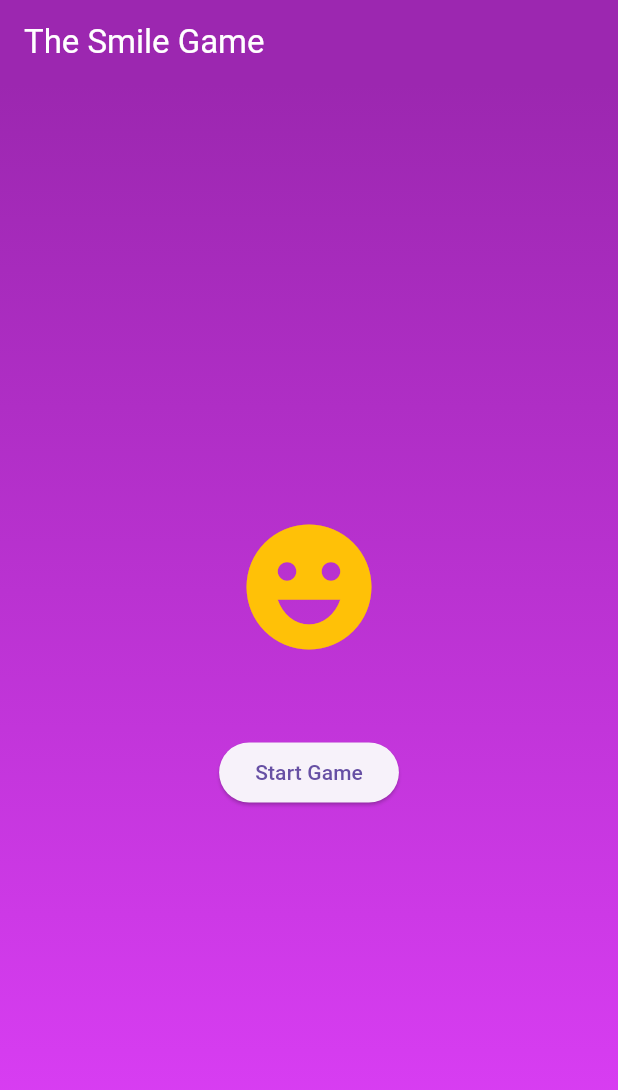
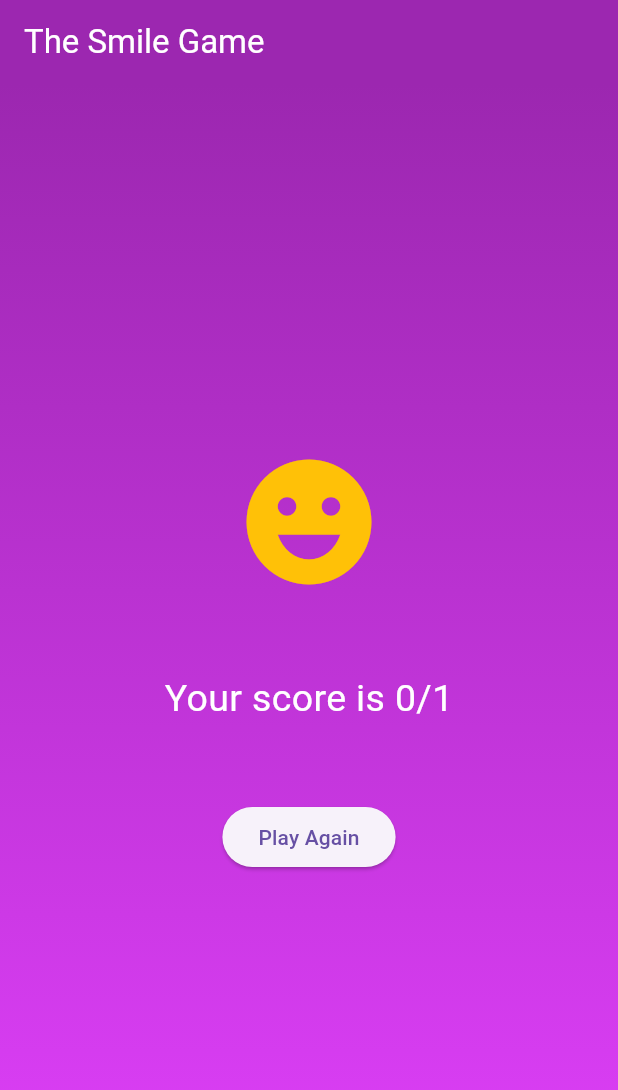
Before and after one commit to syph3r-d/Fidenz-Open-Mobile-Assignment, a Flutter app: the screen it shows after launch, after a tap on "Start Game", after a tap on "Submit", after a tap on the "logout" icon, on a phone screen of 412 x 824 dp. Shown: the top 1090 px of the screen. Run offline on Flutter 3.47's test engine with Material 3 defaults, Android fonts, the phone set to English and light mode, and no system bars; network calls fail.

Commit message:
Phase 1 enhancements
Start timer after image fetched
Quiz timeout
show answer and correct answer
pause game after minimizing

```diff
--- /dev/null
+++ b/lib/answer_status_popup.dart
@@ -0,0 +1,79 @@
+import 'package:flutter/material.dart';
+
+void answerStatusPopup(BuildContext context, String answer, String correct,
+    Function submitAnswer, Function exitQuiz, bool timeout) {
+  bool isCorrect = answer == correct;
+  showDialog(
+      context: context,
+      builder: (BuildContext context) {
+        return Dialog(
+          shape: const RoundedRectangleBorder(
+              borderRadius: BorderRadius.all(Radius.circular(20.0))),
+          child: Container(
+              height: 300,
+              width: 300,
+              decoration: BoxDecoration(
+                borderRadius: BorderRadius.circular(20),
+                color: Colors.black54,
+              ),
+              child: Padding(
+                padding: const EdgeInsets.all(8.0),
+                child: Column(
+                  mainAxisAlignment: MainAxisAlignment.center,
+                  children: [
+                    Text(
+                      isCorrect
+                          ? 'Your Answer is Correct'
+                          : 'Your Answer is Wrong',
+                      style: const TextStyle(
+                        fontSize: 30,
+                        fontWeight: FontWeight.bold,
+                        color: Colors.white,
+                      ),
+                    ),
+                    const SizedBox(height: 20),
+                    Text(
+                      timeout
+                          ? 'Time Out'
+                          : answer == '10'
+                              ? "Select an answer next time"
+                              : answer != correct
+                                  ? 'Correct answer is $correct '
+                                  : '',
+                      style: TextStyle(
+                          fontSize: 20,
+                          fontWeight: FontWeight.bold,
+                          color: Colors.red[600]),
+                      textAlign: TextAlign.center,
+                    ),
+                    const SizedBox(height: 20),
+                    !timeout
+                        ? Row(
+                            mainAxisAlignment: MainAxisAlignment.spaceEvenly,
+                            children: [
+                              ElevatedButton(
+                                  onPressed: () {
+                                    Navigator.pop(context);
+                                    submitAnswer();
+                                  },
+                                  child: const Text('Next')),
+                              ElevatedButton(
+                                  onPressed: () {
+                                    Navigator.pop(context);
+                                    exitQuiz();
+                                  },
+                                  child: const Text('Exit'))
+                            ],
+                          )
+                        : ElevatedButton(
+                            onPressed: () {
+                              Navigator.pop(context);
+                              exitQuiz();
+                            },
+                            child: const Text('Exit'))
+                  ],
+                ),
+              )),
+        );
+      });
+}
--- a/lib/main_navigator.dart
+++ b/lib/main_navigator.dart
@@ -1,6 +1,7 @@
 import 'package:flutter/material.dart';
 import 'package:quiz_game/quiz_screen.dart';
 import 'package:quiz_game/start_screen.dart';
+import 'package:quiz_game/results_screen.dart';
 
 class MainNavigator extends StatefulWidget {
   const MainNavigator({super.key});
@@ -17,13 +18,16 @@ class _MainNavigatorState extends State<MainNavigator> {
     activeScreen = StartScreen(switchScreen: switchScreen);
   }
 
-  void switchScreen(String screen) {
+  void switchScreen(String screen, {int score = 0, int count=0}) {
     setState(() {
       if (screen == 'start') {
         activeScreen = StartScreen(switchScreen: switchScreen);
       }
       if (screen == 'quiz') {
         activeScreen = QuizScreen(switchScreen: switchScreen);
+      }
+      if (screen == 'results') {
+        activeScreen = ResultsScreen(score: score,count: count, switchScreen: switchScreen);
       }
     });
   }
--- a/lib/numberpad.dart
+++ b/lib/numberpad.dart
@@ -1,7 +1,7 @@
 import 'package:flutter/material.dart';
 import 'package:quiz_game/numberpad_button.dart';
 
-class Numberpad extends StatefulWidget {
+class Numberpad extends StatelessWidget {
   const Numberpad(
       {super.key,
       required this.selectNumber,
@@ -11,11 +11,6 @@ class Numberpad extends StatefulWidget {
   final void Function() submitAnswer;
   final String selectedNumber;
 
-  @override
-  _NumberpadState createState() => _NumberpadState();
-}
-
-class _NumberpadState extends State<Numberpad> {
   @override
   Widget build(BuildContext context) {
     return Container(
@@ -32,19 +27,17 @@ class _NumberpadState extends State<Numberpad> {
             children: [
               NumberpadButton(
                 text: '1',
-                onPressed:
-                    widget.selectNumber
-                  ,
-                active: widget.selectedNumber == '1',
+                onPressed: selectNumber,
+                active: selectedNumber == '1',
               ),
               NumberpadButton(
                   text: '2',
-                  onPressed: widget.selectNumber,
-                  active: widget.selectedNumber == '2'),
+                  onPressed: selectNumber,
+                  active: selectedNumber == '2'),
               NumberpadButton(
                   text: '3',
-                  onPressed:widget.selectNumber,
-                  active: widget.selectedNumber == '3'),
+                  onPressed: selectNumber,
+                  active: selectedNumber == '3'),
             ],
           ),
           Row(
@@ -52,16 +45,16 @@ class _NumberpadState extends State<Numberpad> {
             children: [
               NumberpadButton(
                   text: '4',
-                  onPressed:widget.selectNumber,
-                  active: widget.selectedNumber == '4'),
+                  onPressed: selectNumber,
+                  active: selectedNumber == '4'),
               NumberpadButton(
                   text: '5',
-                  onPressed: widget.selectNumber,
-                  active: widget.selectedNumber == '5'),
+                  onPressed: selectNumber,
+                  active: selectedNumber == '5'),
               NumberpadButton(
                   text: '6',
-                  onPressed: widget.selectNumber,
-                  active: widget.selectedNumber == '6'),
+                  onPressed: selectNumber,
+                  active: selectedNumber == '6'),
             ],
           ),
           Row(
@@ -69,16 +62,16 @@ class _NumberpadState extends State<Numberpad> {
             children: [
               NumberpadButton(
                   text: '7',
-                  onPressed:widget.selectNumber,
-                  active: widget.selectedNumber == '7'),
+                  onPressed: selectNumber,
+                  active: selectedNumber == '7'),
               NumberpadButton(
                   text: '8',
-                  onPressed: widget.selectNumber,
-                  active: widget.selectedNumber == '8'),
+                  onPressed: selectNumber,
+                  active: selectedNumber == '8'),
               NumberpadButton(
                   text: '9',
-                  onPressed: widget.selectNumber,
-                  active: widget.selectedNumber == '9'),
+                  onPressed: selectNumber,
+                  active: selectedNumber == '9'),
             ],
           ),
           Row(
@@ -86,8 +79,8 @@ class _NumberpadState extends State<Numberpad> {
             children: [
               NumberpadButton(
                   text: '0',
-                  onPressed: widget.selectNumber,
-                  active: widget.selectedNumber == '0'),
+                  onPressed: selectNumber,
+                  active: selectedNumber == '0'),
               const SizedBox(
                 width: 10,
               ),
@@ -100,7 +93,7 @@ class _NumberpadState extends State<Numberpad> {
                     borderRadius: BorderRadius.circular(5),
                   ),
                 ),
-                onPressed: widget.submitAnswer,
+                onPressed: submitAnswer,
                 child: Stack(children: [
                   Text(
                     'Submit',
--- a/lib/numberpad_button.dart
+++ b/lib/numberpad_button.dart
@@ -1,23 +1,14 @@
 import 'package:flutter/material.dart';
 
-class NumberpadButton extends StatefulWidget {
-  NumberpadButton(
-      {required this.text,
-      required this.onPressed,
-      required this.active});
+class NumberpadButton extends StatelessWidget {
+  const NumberpadButton(
+      {super.key,required this.text, required this.onPressed, required this.active});
   final String text;
   final void Function(String) onPressed;
   final bool active;
 
-  @override
-  _NumberpadButtonState createState() => _NumberpadButtonState();
-}
-
-class _NumberpadButtonState extends State<NumberpadButton> {
-
-
-  void onPressed() {
-    widget.onPressed(widget.text);
+  void onButtonPressed() {
+    onPressed(text);
   }
 
   @override
@@ -25,13 +16,12 @@ class _NumberpadButtonState extends State<NumberpadButton> {
     return Container(
       margin: const EdgeInsets.all(10),
       child: ElevatedButton(
-        onPressed: onPressed,
+        onPressed: onButtonPressed,
         style: ElevatedButton.styleFrom(
-          backgroundColor: widget.active
-              ? Colors.green
-              : const Color.fromARGB(255, 220, 220, 220),
-          foregroundColor: widget.active ? Colors.white : Colors.black,
-          side: widget.active
+          backgroundColor:
+              active ? Colors.green : const Color.fromARGB(255, 220, 220, 220),
+          foregroundColor: active ? Colors.white : Colors.black,
+          side: active
               ? const BorderSide(width: 2, color: Colors.purple)
               : BorderSide.none,
           shape: const RoundedRectangleBorder(
@@ -40,7 +30,7 @@ class _NumberpadButtonState extends State<NumberpadButton> {
           minimumSize: const Size(60, 60),
         ),
         child: Text(
-          widget.text,
+          text,
           style: const TextStyle(fontWeight: FontWeight.bold, fontSize: 30),
         ),
       ),
--- a/lib/quiz.dart
+++ b/lib/quiz.dart
@@ -1,6 +1,7 @@
 import 'dart:convert';
 import 'package:flutter/material.dart';
 import 'package:quiz_game/numberpad.dart';
+import 'package:quiz_game/answer_status_popup.dart';
 import 'package:http/http.dart' as http;
 import 'package:quiz_game/timer.dart';
 import 'dart:async';
@@ -12,17 +13,19 @@ class Quiz extends StatefulWidget {
   const Quiz(
       {Key? key,
       required this.scoreIncrement,
-      required this.quizCountIncrement})
+      required this.quizCountIncrement,
+      required this.exitQuiz})
       : super(key: key);
 
   final void Function() scoreIncrement;
   final void Function() quizCountIncrement;
+  final void Function() exitQuiz;
 
   @override
   _QuizState createState() => _QuizState();
 }
 
-class _QuizState extends State<Quiz> {
+class _QuizState extends State<Quiz>  {
   String selectedNumber = '10';
   Map<String, dynamic> question = {};
 
@@ -32,20 +35,29 @@ class _QuizState extends State<Quiz> {
     fetchQuestion();
   }
 
+  void showResult({bool timeout = false}) {
+    streamController.add('pause');
+    if (question['solution'].toString() == selectedNumber) {
+      widget.scoreIncrement();
+    }
+    widget.quizCountIncrement();
+    answerStatusPopup(context, selectedNumber, question['solution'].toString(),
+        submitAnswer, widget.exitQuiz,timeout);
+  }
+
   void fetchQuestion() async {
+    streamController.add('pause');
     var response =
         await http.get(Uri.https('marcconrad.com', 'uob/smile/api.php'));
     setState(() {
       question = jsonDecode(response.body);
     });
+    streamController.add('start');
   }
 
   void submitAnswer() {
-    if (question['solution'].toString() == selectedNumber) {
-      widget.scoreIncrement();
-    }
     streamController.add('reset');
-    widget.quizCountIncrement();
+
     selectedNumber = '10';
     fetchQuestion();
   }
@@ -65,7 +77,7 @@ class _QuizState extends State<Quiz> {
           mainAxisAlignment: MainAxisAlignment.center,
           children: [
             Timer(
-              submitAnswer: submitAnswer,
+              submitAnswer: showResult,
               stream: streamController.stream,
             ),
             Container(
@@ -83,14 +95,14 @@ class _QuizState extends State<Quiz> {
                     ? Image.network(question['question'])
                     : Container(
                         width: double.infinity,
-                        height: 100,
+                        height: 191,
                         color: Colors.grey,
                       ),
               ),
             ),
             Numberpad(
                 selectNumber: selectNumber,
-                submitAnswer: submitAnswer,
+                submitAnswer: showResult,
                 selectedNumber: selectedNumber)
           ]),
     );
--- a/lib/quiz_screen.dart
+++ b/lib/quiz_screen.dart
@@ -4,7 +4,7 @@ import 'package:quiz_game/quiz.dart';
 class QuizScreen extends StatefulWidget {
   const QuizScreen({Key? key, required this.switchScreen}) : super(key: key);
 
-  final void Function(String) switchScreen;
+  final void Function(String, {int score, int count}) switchScreen;
   @override
   _QuizScreenState createState() => _QuizScreenState();
 }
@@ -23,6 +23,10 @@ class _QuizScreenState extends State<QuizScreen> {
     setState(() {
       score++;
     });
+  }
+
+  void exitQuiz() {
+    widget.switchScreen('results', score: score, count: quizCount);
   }
 
   @override
@@ -50,9 +54,7 @@ class _QuizScreenState extends State<QuizScreen> {
         centerTitle: true,
         actions: [
           IconButton(
-            onPressed: () {
-              widget.switchScreen('start');
-            },
+            onPressed:exitQuiz,
             icon: const Icon(Icons.logout),
             style: IconButton.styleFrom(
                 shape: const CircleBorder(), backgroundColor: Colors.white54),
@@ -76,7 +78,8 @@ class _QuizScreenState extends State<QuizScreen> {
               child: Column(children: [
                 Quiz(
                     scoreIncrement: incrementScore,
-                    quizCountIncrement: incrementQuizCount)
+                    quizCountIncrement: incrementQuizCount,
+                    exitQuiz:exitQuiz)
               ]),
             ),
           ),
--- /dev/null
+++ b/lib/results_screen.dart
@@ -0,0 +1,55 @@
+import 'package:flutter/material.dart';
+
+class ResultsScreen extends StatelessWidget {
+  const ResultsScreen(
+      {super.key,
+      required this.score,
+      required this.switchScreen,
+      required this.count});
+
+  final int score;
+  final void Function(String) switchScreen;
+  final int count;
+
+  @override
+  Widget build(BuildContext context) {
+    return Scaffold(
+      appBar: AppBar(
+        title: const Text(
+          'The Smile Game',
+          style: TextStyle(color: Colors.white),
+        ),
+        backgroundColor: Colors.purple,
+      ),
+      body: Container(
+        decoration: const BoxDecoration(
+          gradient: LinearGradient(
+            colors: [Colors.purple, Colors.purpleAccent],
+            begin: Alignment.topCenter,
+            end: Alignment.bottomCenter,
+          ),
+        ),
+        child: Center(
+          child: Column(
+            mainAxisAlignment: MainAxisAlignment.center,
+            children: [
+              const Icon(Icons.emoji_emotions,
+                  size: 100.0, color: Colors.amber),
+              const SizedBox(height: 50.0),
+              Text(
+                'Your score is $score/$count',
+                style: TextStyle(fontSize: 25, color: Colors.white),
+              ),
+              const SizedBox(height: 50.0),
+              ElevatedButton(
+                  onPressed: () {
+                    switchScreen('quiz');
+                  },
+                  child: const Text('Play Again'))
+            ],
+          ),
+        ),
+      ),
+    );
+  }
+}
--- a/lib/timer.dart
+++ b/lib/timer.dart
@@ -4,15 +4,15 @@ class Timer extends StatefulWidget {
   const Timer({Key? key, required this.submitAnswer, required this.stream})
       : super(key: key);
 
-  final void Function() submitAnswer;
+  final void Function({bool timeout}) submitAnswer;
   final Stream<String> stream;
 
   @override
   _TimerState createState() => _TimerState();
 }
 
-
-class _TimerState extends State<Timer> with SingleTickerProviderStateMixin {
+class _TimerState extends State<Timer>
+    with SingleTickerProviderStateMixin, WidgetsBindingObserver {
   AnimationController? controller;
   Animation<double>? animation;
   double? animationValue;
@@ -23,6 +23,7 @@ class _TimerState extends State<Timer> with SingleTickerProviderStateMixin {
   @override
   void initState() {
     super.initState();
+    WidgetsBinding.instance.addObserver(this);
     time = 0;
     totalTime = 10;
     isFinished = false;
@@ -39,13 +40,36 @@ class _TimerState extends State<Timer> with SingleTickerProviderStateMixin {
       })
       ..addStatusListener((status) {
         if (status == AnimationStatus.completed) {
-          widget.submitAnswer();
+          widget.submitAnswer(timeout: true);
         }
       });
-    controller!.forward();
     widget.stream.listen((event) {
       if (event == 'reset') {
         resetTimer();
+      }
+      if (event == 'start') {
+        controller!.forward();
+      }
+      if (event == 'pause') {
+        controller!.stop();
+      }
+    });
+  }
+
+  @override
+  void didChangeAppLifecycleState(AppLifecycleState state) {
+    setState(() {
+      if (state == AppLifecycleState.paused) {
+        controller!.stop();
+      }
+      if (state == AppLifecycleState.resumed) {
+        controller!.forward();
+      }
+      if (state == AppLifecycleState.inactive) {
+        controller!.stop();
+      }
+      if (state == AppLifecycleState.detached) {
+        controller!.stop();
       }
     });
   }
@@ -53,6 +77,7 @@ class _TimerState extends State<Timer> with SingleTickerProviderStateMixin {
   @override
   void dispose() {
     controller!.dispose();
+    WidgetsBinding.instance.removeObserver(this);
     super.dispose();
   }
 
```
